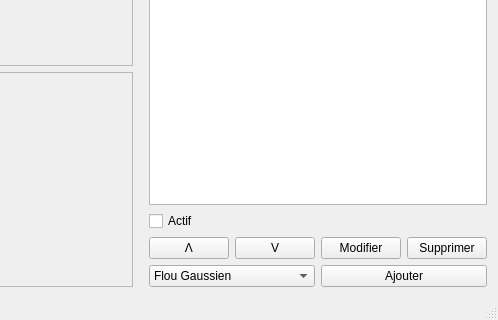
Before: the Qt Designer form Interface/InterfacePrincipale.ui in gdescomps/HoKo, drawn with Qt 5; both pictures show x 467 to 965 and y 180 to 500 of the 965 by 500 pixel window.
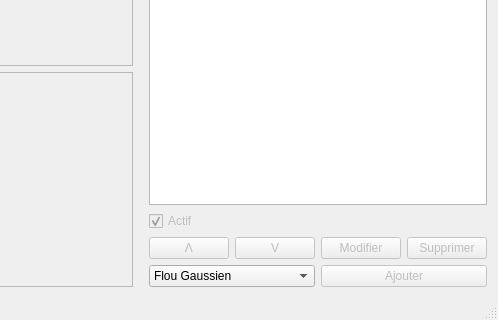
After: the same form once the commit is applied. Icons and pictures are not drawn.

Commit message: Gestion de l'activation des controles de l'interface

What changed in the file:
```diff
--- a/Interface/InterfacePrincipale.ui
+++ b/Interface/InterfacePrincipale.ui
@@ -144,6 +144,12 @@
         <property name="text">
          <string>Actif</string>
         </property>
+        <property name="enabled">
+         <bool>false</bool>
+        </property>
+        <property name="checked">
+         <bool>true</bool>
+        </property>
         <property name="shortcut">
           <string>Shift+A</string>
         </property>
@@ -159,6 +165,9 @@
           <property name="shortcut">
             <string>Ctrl+Up</string>
           </property>
+          <property name="enabled">
+           <bool>false</bool>
+          </property>
          </widget>
         </item>
         <item>
@@ -175,6 +184,9 @@
           <property name="shortcut">
             <string>Ctrl+Down</string>
           </property>
+          <property name="enabled">
+           <bool>false</bool>
+          </property>
          </widget>
         </item>
         <item>
@@ -185,6 +197,9 @@
           <property name="shortcut">
             <string>M</string>
           </property>
+          <property name="enabled">
+           <bool>false</bool>
+          </property>
          </widget>
         </item>
         <item>
@@ -195,6 +210,9 @@
           <property name="shortcut">
             <string>Del</string>
           </property>
+          <property name="enabled">
+           <bool>false</bool>
+          </property>
          </widget>
         </item>
        </layout>
@@ -238,6 +256,9 @@
           <property name="shortcut">
             <string>A</string>
           </property>
+          <property name="enabled">
+           <bool>false</bool>
+          </property>
          </widget>
         </item>
        </layout>
```
Left out of the diff: 2 changed lines with no effect on the pictures. The commit also changes 3 other files.
